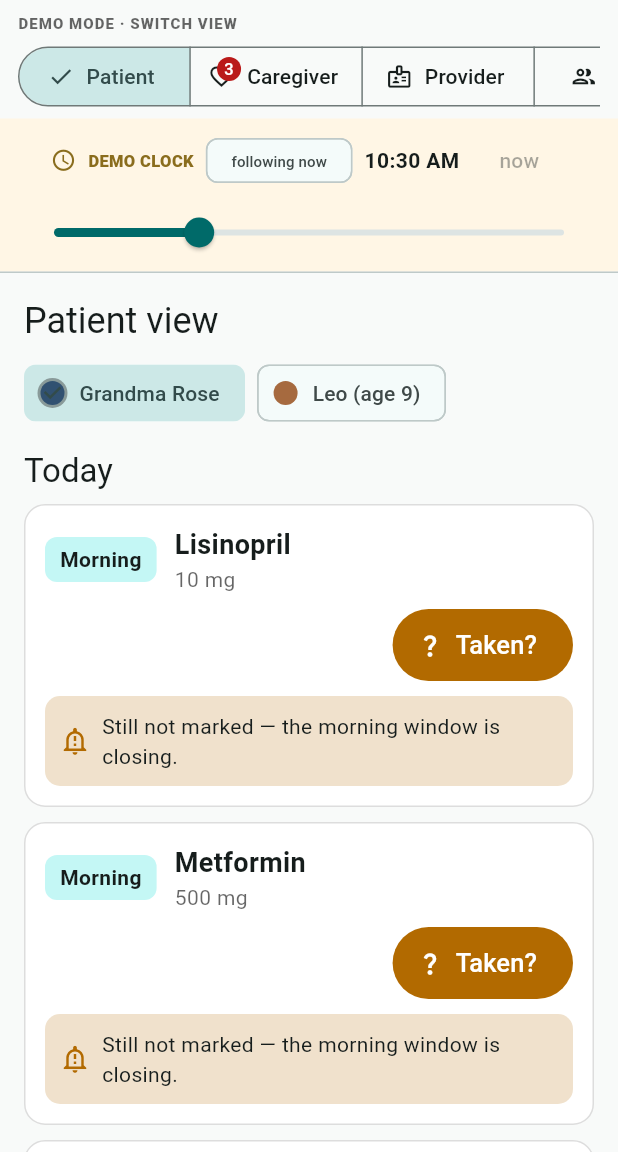
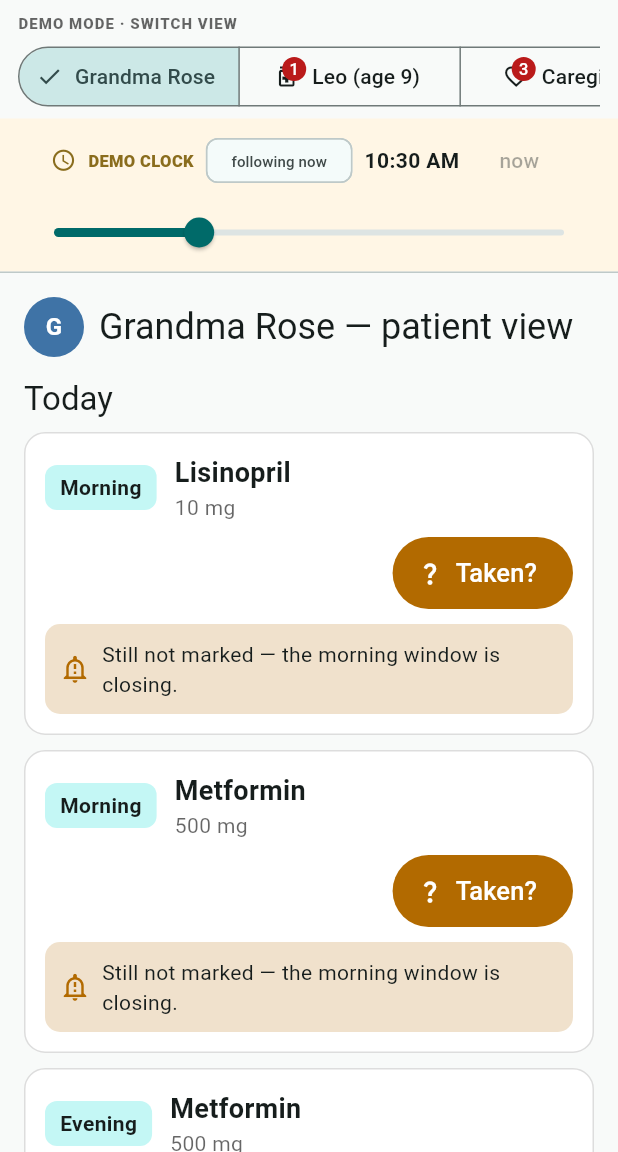
Before and after one commit to Xyloth/dosekeeper, a Flutter app: the screen it shows after launch, on a phone screen of 412 x 824 dp, the part 84-1236 px from its top. Run offline on Flutter 3.47's test engine with Material 3 defaults, Android fonts, the phone set to English and light mode, and no system bars; our stand-ins replace flutter_riverpod, shared_preferences.

Commit message:
Per-patient tabs (James's ruling): each person gets a top-level tab with their own red attention badge; no sub-selection inside the patient view. Pop-ups gate to the active tab; selectedPatient syncs on tab choice; screenshots regenerated. Format clean, analyze clean, 30/30 green

```diff
--- a/app/lib/main.dart
+++ b/app/lib/main.dart
@@ -56,14 +56,27 @@ class DoseKeeperApp extends StatelessWidget {
 }
 
 class _RoleDestination {
-  const _RoleDestination(this.label, this.icon, this.view);
+  const _RoleDestination({
+    required this.label,
+    required this.icon,
+    required this.view,
+    required this.keyId,
+    this.badgeCount = 0,
+    this.badgeSemantics,
+  });
 
   final String label;
   final IconData icon;
   final Widget view;
+  final String keyId;
+  final int badgeCount;
+  final String? badgeSemantics;
 }
 
-/// One running app, five perspectives, and one Riverpod source of truth.
+/// One running app, one Riverpod source of truth — and a top-level tab per
+/// PATIENT (James's ruling): each person in the circle gets their own tab
+/// with their own red attention badge, alongside Caregiver / Provider /
+/// Circle / Settings. No sub-selection inside the patient view.
 class RoleShell extends ConsumerStatefulWidget {
   const RoleShell({super.key, this.initialRole = 0});
 
@@ -74,27 +87,70 @@ class RoleShell extends ConsumerStatefulWidget {
 }
 
 class _RoleShellState extends ConsumerState<RoleShell> {
-  static const _destinations = [
-    _RoleDestination('Patient', Icons.medication_outlined, PatientView()),
-    _RoleDestination('Caregiver', Icons.favorite_outline, CaregiverView()),
-    _RoleDestination('Provider', Icons.badge_outlined, ProviderTimelineView()),
-    _RoleDestination('Circle', Icons.group_outlined, PeopleView()),
-    _RoleDestination('Settings', Icons.settings_outlined, SettingsView()),
-  ];
-
   late int _role;
 
   @override
   void initState() {
     super.initState();
-    _role = widget.initialRole.clamp(0, _destinations.length - 1);
+    _role = widget.initialRole;
   }
 
   @override
   Widget build(BuildContext context) {
+    final people = ref.watch(
+      careCircleProvider.select((circle) => circle.people),
+    );
     final alerts = ref.watch(caregiverAlertsProvider);
     final persistence = ref.watch(persistenceStatusProvider);
     final wide = MediaQuery.sizeOf(context).width >= 520;
+
+    final totalTabs = people.length + 4;
+    final role = _role.clamp(0, totalTabs - 1);
+
+    final destinations = <_RoleDestination>[
+      for (var i = 0; i < people.length; i++)
+        _RoleDestination(
+          label: people[i].name,
+          icon: Icons.medication_outlined,
+          keyId: 'role-patient-${people[i].id}',
+          badgeCount: ref.watch(patientAttentionCountProvider(people[i].id)),
+          badgeSemantics:
+              '${people[i].name}, '
+              '${ref.watch(patientAttentionCountProvider(people[i].id))} '
+              'attention items',
+          view: PatientView(
+            key: ValueKey('patient-view-${people[i].id}'),
+            personId: people[i].id,
+            active: role == i,
+          ),
+        ),
+      _RoleDestination(
+        label: 'Caregiver',
+        icon: Icons.favorite_outline,
+        keyId: 'role-caregiver',
+        badgeCount: alerts.length,
+        badgeSemantics: 'Caregiver, ${alerts.length} attention items',
+        view: const CaregiverView(),
+      ),
+      const _RoleDestination(
+        label: 'Provider',
+        icon: Icons.badge_outlined,
+        keyId: 'role-provider',
+        view: ProviderTimelineView(),
+      ),
+      const _RoleDestination(
+        label: 'Circle',
+        icon: Icons.group_outlined,
+        keyId: 'role-circle',
+        view: PeopleView(),
+      ),
+      const _RoleDestination(
+        label: 'Settings',
+        icon: Icons.settings_outlined,
+        keyId: 'role-settings',
+        view: SettingsView(),
+      ),
+    ];
 
     return Scaffold(
       appBar: AppBar(
@@ -130,10 +186,16 @@ class _RoleShellState extends ConsumerState<RoleShell> {
       body: Column(
         children: [
           _RoleSwitcher(
-            selected: _role,
-            attentionCount: alerts.length,
-            destinations: _destinations,
-            onSelected: (value) => setState(() => _role = value),
+            selected: role,
+            destinations: destinations,
+            onSelected: (value) {
+              if (value < people.length) {
+                ref
+                    .read(selectedPatientProvider.notifier)
+                    .select(people[value].id);
+              }
+              setState(() => _role = value);
+            },
           ),
           const DemoClockBar(),
           if (persistence.phase == PersistencePhase.failed)
@@ -141,9 +203,9 @@ class _RoleShellState extends ConsumerState<RoleShell> {
           const Divider(height: 1),
           Expanded(
             child: IndexedStack(
-              index: _role,
+              index: role,
               children: [
-                for (final destination in _destinations) destination.view,
+                for (final destination in destinations) destination.view,
               ],
             ),
           ),
@@ -156,13 +218,11 @@ class _RoleShellState extends ConsumerState<RoleShell> {
 class _RoleSwitcher extends StatelessWidget {
   const _RoleSwitcher({
     required this.selected,
-    required this.attentionCount,
     required this.destinations,
     required this.onSelected,
   });
 
   final int selected;
-  final int attentionCount;
   final List<_RoleDestination> destinations;
   final ValueChanged<int> onSelected;
 
@@ -191,16 +251,14 @@ class _RoleSwitcher extends StatelessWidget {
                   value: i,
                   label: Text(
                     destinations[i].label,
-                    key: ValueKey(
-                      'role-${destinations[i].label.toLowerCase()}',
-                    ),
+                    key: ValueKey(destinations[i].keyId),
                   ),
-                  icon: i == 1
+                  icon: destinations[i].badgeSemantics != null
                       ? Semantics(
-                          label: 'Caregiver, $attentionCount attention items',
+                          label: destinations[i].badgeSemantics,
                           child: Badge(
-                            isLabelVisible: attentionCount > 0,
-                            label: Text('$attentionCount'),
+                            isLabelVisible: destinations[i].badgeCount > 0,
+                            label: Text('${destinations[i].badgeCount}'),
                             child: Icon(destinations[i].icon),
                           ),
                         )
--- a/app/lib/screens/patient_view.dart
+++ b/app/lib/screens/patient_view.dart
@@ -16,7 +16,15 @@ enum _QuestionAnswer { tookIt, missed }
 enum _DoseCorrection { taken, missed, clear }
 
 class PatientView extends ConsumerStatefulWidget {
-  const PatientView({super.key});
+  const PatientView({super.key, required this.personId, this.active = true});
+
+  /// The one person this tab belongs to (James's ruling: a top-level tab per
+  /// patient, no sub-selection inside the view).
+  final String personId;
+
+  /// Only the visible tab may fire pop-ups; inactive siblings in the
+  /// IndexedStack stay silent and rely on their tab badge + banners.
+  final bool active;
 
   @override
   ConsumerState<PatientView> createState() => _PatientViewState();
@@ -30,41 +38,41 @@ class _PatientViewState extends ConsumerState<PatientView> {
   @override
   Widget build(BuildContext context) {
     final circle = ref.watch(careCircleProvider);
-    final selectedId = ref.watch(selectedPatientProvider);
-    if (circle.people.isEmpty || selectedId == null) {
-      return const Center(child: Text('No one in the circle yet.'));
+    final person = circle.personById(widget.personId);
+    if (person == null) {
+      return const Center(child: Text('This person left the circle.'));
     }
 
-    ref.listen(patientActionDosesProvider(selectedId), (previous, next) {
+    ref.listen(patientActionDosesProvider(widget.personId), (previous, next) {
       _onEscalation(previous, next);
     });
 
-    final doses = ref.watch(todayDosesProvider(selectedId));
-    final pending = ref.watch(pendingQuestionsProvider(selectedId));
+    final doses = ref.watch(todayDosesProvider(widget.personId));
+    final pending = ref.watch(pendingQuestionsProvider(widget.personId));
 
     return ListView(
-      key: const PageStorageKey('patient-view'),
+      key: ValueKey('patient-list-${widget.personId}'),
       padding: const EdgeInsets.all(16),
       children: [
-        Text('Patient view', style: Theme.of(context).textTheme.headlineSmall),
-        const SizedBox(height: 8),
-        Wrap(
-          spacing: 8,
-          runSpacing: 6,
+        Row(
           children: [
-            for (final person in circle.people)
-              ChoiceChip(
-                key: ValueKey('patient-${person.id}'),
-                avatar: CircleAvatar(
-                  backgroundColor: personColor(person),
-                  radius: 8,
+            CircleAvatar(
+              backgroundColor: personColor(person),
+              child: Text(
+                person.name.characters.first,
+                style: const TextStyle(
+                  color: Colors.white,
+                  fontWeight: FontWeight.w700,
                 ),
-                label: Text(person.name),
-                selected: person.id == selectedId,
-                onSelected: (_) => ref
-                    .read(selectedPatientProvider.notifier)
-                    .select(person.id),
               ),
+            ),
+            const SizedBox(width: 10),
+            Expanded(
+              child: Text(
+                '${person.name} — patient view',
+                style: Theme.of(context).textTheme.headlineSmall,
+              ),
+            ),
           ],
         ),
         const SizedBox(height: 14),
@@ -98,6 +106,8 @@ class _PatientViewState extends ConsumerState<PatientView> {
 
   void _onEscalation(List<ScheduledDose>? previous, List<ScheduledDose> next) {
     if (previous == null) return;
+    // Inactive tabs never pop dialogs/snacks; their badge carries the signal.
+    if (!widget.active || !mounted) return;
     final before = {for (final dose in previous) dose.key: dose.urgency};
     final newlyDue = <ScheduledDose>[];
     final newlyClosing = <ScheduledDose>[];
--- a/app/lib/state.dart
+++ b/app/lib/state.dart
@@ -516,6 +516,25 @@ final caregiverAlertsProvider = Provider<List<ScheduledDose>>((ref) {
   return attention;
 });
 
+/// Red-badge count for one patient's own tab: yesterday's unanswered
+/// questions plus today's urgent unknowns that need that person's action.
+final patientAttentionCountProvider = Provider.family<int, String>((
+  ref,
+  personId,
+) {
+  final pending = ref.watch(pendingQuestionsProvider(personId)).length;
+  final urgent = ref
+      .watch(todayDosesProvider(personId))
+      .where(
+        (dose) =>
+            dose.status == DoseStatus.notMarked &&
+            (dose.urgency == DoseUrgency.lateReminder ||
+                dose.urgency == DoseUrgency.question),
+      )
+      .length;
+  return pending + urgent;
+});
+
 class AdherenceStats {
   const AdherenceStats({
     required this.taken,
```
Also changed, not shown: 7 other files.
